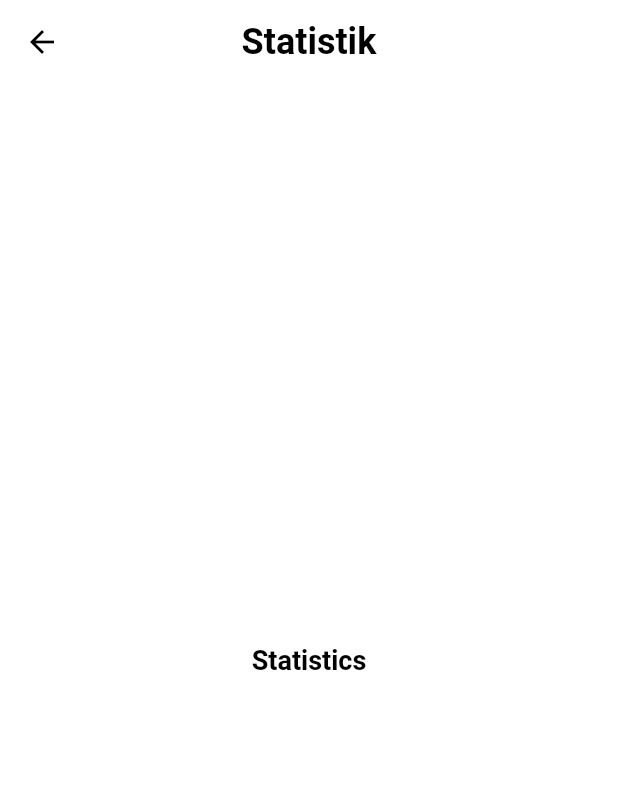
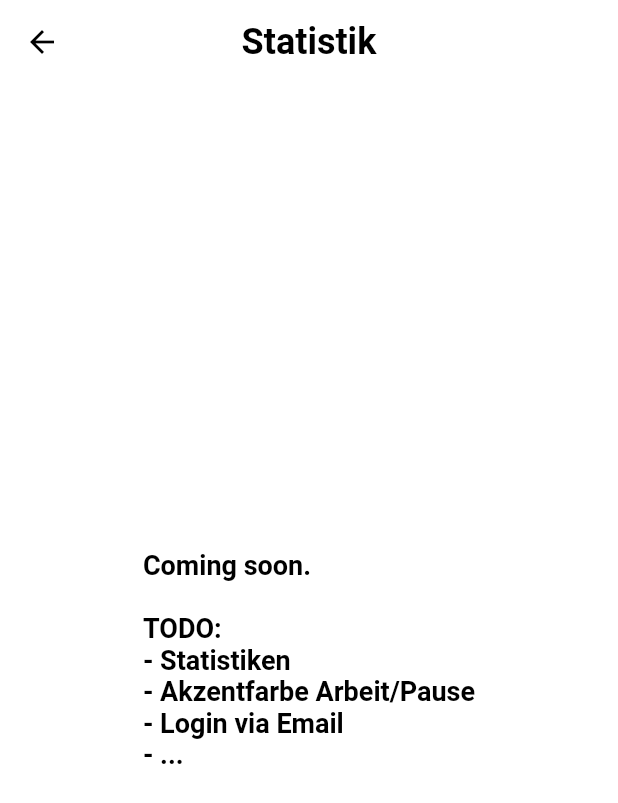
Before and after one commit to timdavidfriedrich/syncodoro, a Flutter app: the Statistics screen opened directly, on a phone screen of 412 x 824 dp. Shown: the top 803 px of the screen. Run offline on Flutter 3.47's test engine with Material 2 defaults, Android fonts, the phone set to English and light mode, and no system bars; our stand-ins replace cloud_firestore, firebase_auth, firebase_core, font_awesome_flutter, google_fonts, google_sign_in and 1 more; accounts and stored records are empty.

Commit message:
temp todo list

```diff
--- a/lib/screens/statistics.dart
+++ b/lib/screens/statistics.dart
@@ -12,7 +12,12 @@ class _StatisticsState extends State<Statistics> {
   Widget build(BuildContext context) {
     return Scaffold(
       appBar: AppBar(title: const Text("Statistik")),
-      body: const Center(child: Text("Statistics")),
+      body: const Center(
+          child: Text("Coming soon.\n\nTODO:" +
+              "\n- Statistiken" +
+              "\n- Akzentfarbe Arbeit/Pause" +
+              "\n- Login via Email" +
+              "\n- ...")),
     );
   }
 }
```
